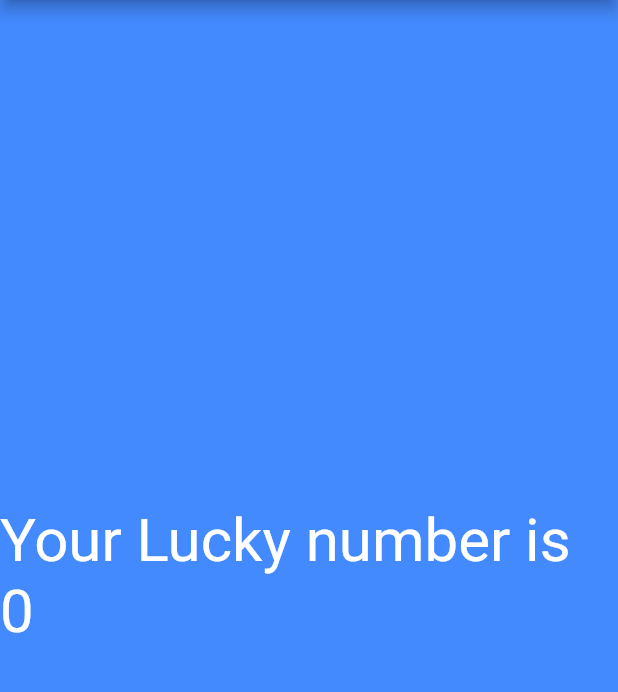
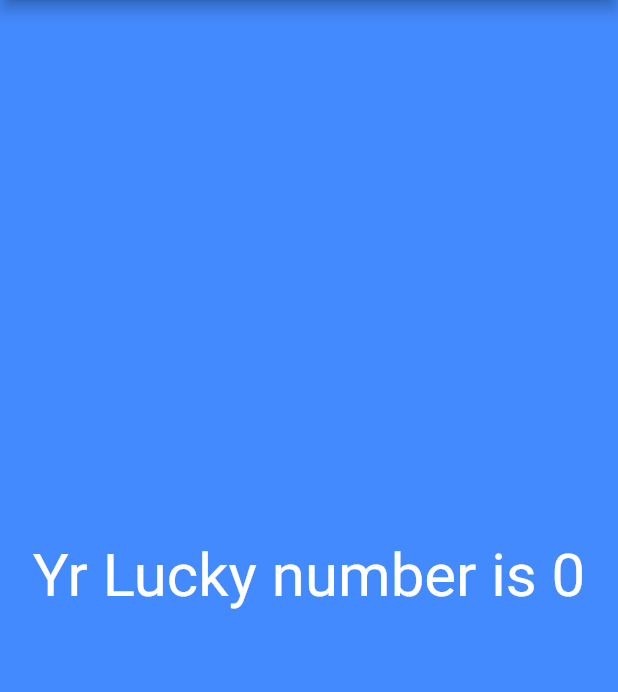
Before and after one commit to Salaudinsuraj/Simple_Interest_Calculator, a Flutter app: the screen it shows after launch, on a phone screen of 412 x 824 dp, the part 84-776 px from its top. Run offline on Flutter 3.47's test engine with Material 2 defaults, Android fonts, the phone set to English and light mode, and no system bars.

Commit message:
random number

```diff
--- a/lib/app_screens/first_screen.dart
+++ b/lib/app_screens/first_screen.dart
@@ -13,7 +13,7 @@ class FirstScreen extends StatelessWidget {
       color: Colors.blueAccent,
       child: Center(
         child: Text(
-          "Your Lucky number is ${generateLuckyNumber()}",
+          "Yr Lucky number is ${generateLuckyNumber()}",
           textDirection: TextDirection.ltr,
           style: TextStyle(color: Colors.white, fontSize: 40.0),
 
```
